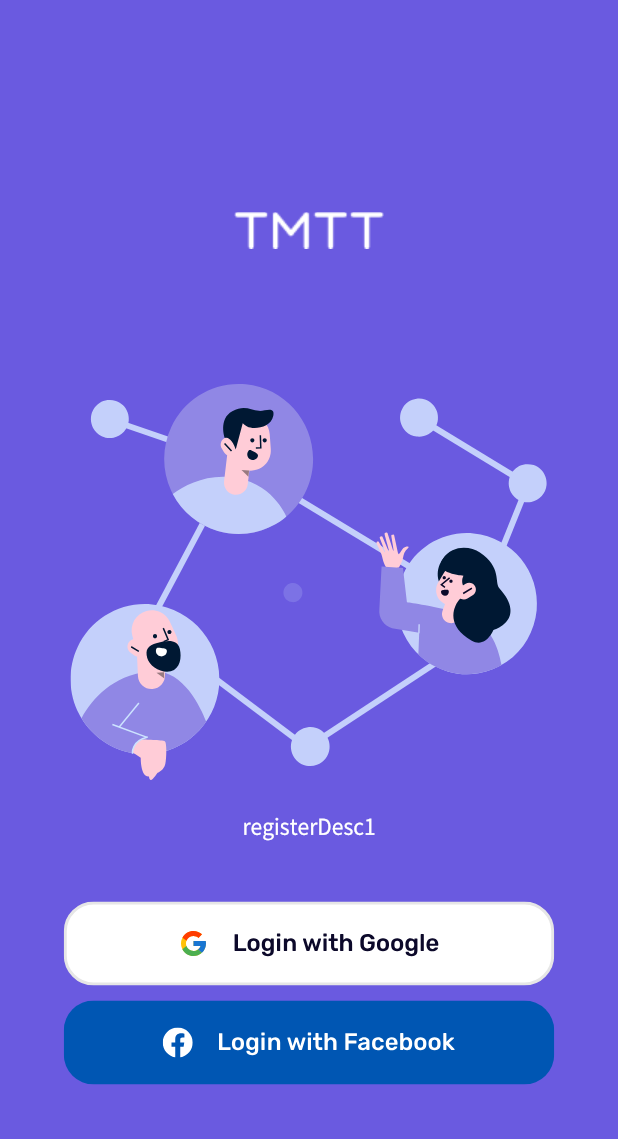
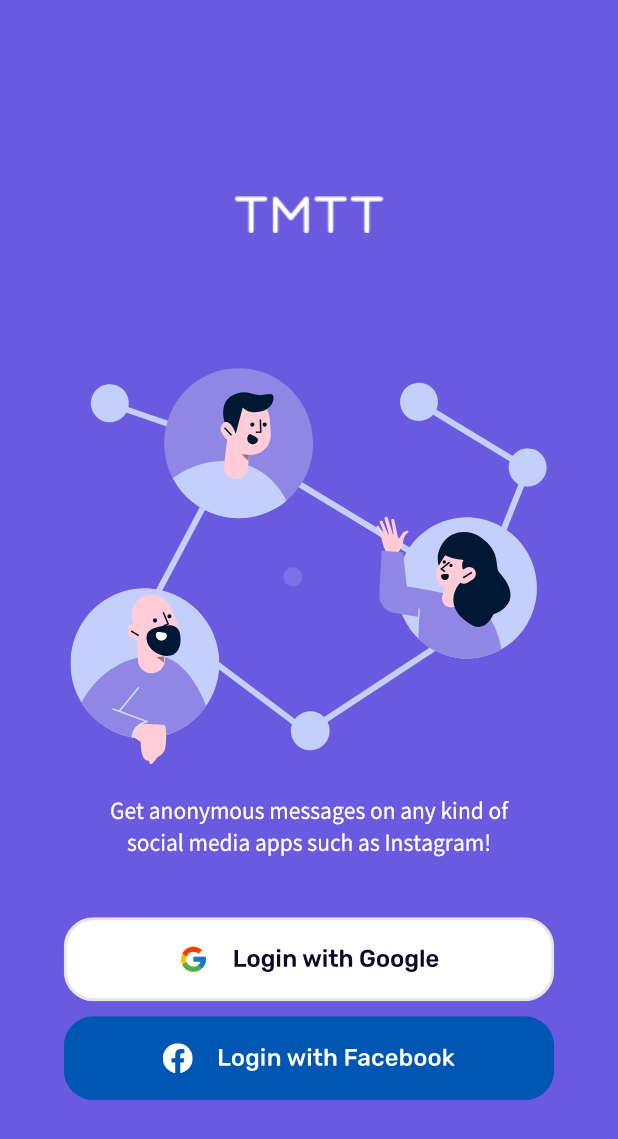
Before and after one commit to tangible-idea/TMTT, a Flutter app: the screen it shows after launch, on a phone screen of 412 x 824 dp. Shown: the top 1139 px of the screen. Run offline on Flutter 3.47's test engine with Material 2 defaults, Android fonts, the phone set to English and light mode, and no system bars; our stand-ins replace cloud_firestore, device_info_plus, dio, firebase_analytics, firebase_auth, firebase_core and 10 more; missing offline and left inert: android_intent_plus, carrier_info, dart:ffi, flutter_insta, purchases_flutter, webview_flutter_web; accounts and stored records are empty; generated files the repository leaves out were written again.

Commit message:
구글 로그인 플로우 재정비

```diff
--- a/lib/data/model/user.dart
+++ b/lib/data/model/user.dart
@@ -7,8 +7,8 @@ part 'user.g.dart';
 @JsonSerializable(fieldRename: FieldRename.snake)
 class User {
 
-  String instagramUserId = '';
-  String instagramProfileImage = '';
+  String slugId = '';
+  String profileImage = '';
   int signature = 0;
   String userId = '';
   String bio = '';
@@ -18,10 +18,13 @@ class User {
   String pushToken = '';
   String message = '';
   String documentId = '';
+  String googleUid = '';
+  String facebookUid = '';
+  String appleUid = '';
 
   User({
-    this.instagramUserId = '',
-    this.instagramProfileImage = '',
+    this.slugId = '',
+    this.profileImage = '',
     this.signature = 0,
     this.userId = '',
     this.bio = '',
@@ -31,6 +34,9 @@ class User {
     this.pushToken = '',
     this.message = '',
     this.documentId = '',
+    this.googleUid = '',
+    this.facebookUid = '',
+    this.appleUid = '',
   });
 
   factory User.fromJson(Map<String, dynamic> json) => _$UserFromJson(json);
--- a/lib/main.dart
+++ b/lib/main.dart
@@ -4,6 +4,7 @@ import 'package:flutter/services.dart';
 import 'package:get/get.dart';
 import 'package:tmtt/pages.dart';
 import 'package:firebase_core/firebase_core.dart';
+import 'package:tmtt/src/resources/languages/languages.dart';
 import 'package:tmtt/src/screens/index_screen.dart';
 import 'package:tmtt/src/util/my_logger.dart';
 import 'firebase_options.dart';
@@ -16,7 +17,6 @@ import 'package:tmtt/src/util/url_strategy_native.dart'
 import 'package:tmtt/src/util/register_webview.dart'
   if (dart.library.html) 'package:tmtt/src/util/register_web_webview.dart';
 
-import '';
 
 void main() async {
 
@@ -57,6 +57,7 @@ class MyTmttApp extends StatelessWidget {
       title: 'TMTT',
       theme: theme,
       locale: Get.deviceLocale, // 언어 설정
+      translations: Languages(), // 로컬라이징 적용
       unknownRoute: setUnknownPage(), // 404 에러 처리
       initialRoute: setInitialRoute(),
       getPages: kGetPages,
--- a/lib/src/constants/local_storage_key_store.dart
+++ b/lib/src/constants/local_storage_key_store.dart
@@ -3,7 +3,7 @@
 class KeyStore {
   static const String name = 'name'; // string
   static const String userDocId = 'userDocId'; // string
-  static const String userInstagramId = 'userInstagramId'; // string
+  static const String userSlugId = 'userSlugId'; // string
   static const String isSetPermission = 'isSetPermission'; // bool
   static const String isLogin = 'isLogin'; // bool
   static const String uuid = 'uuid'; // bool
--- a/lib/src/resources/languages/language_en.dart
+++ b/lib/src/resources/languages/language_en.dart
@@ -8,7 +8,7 @@ Map<String, String> translations_en = {
   Strings.cancel   : '닫기',
   Strings.next   : '다음',
 
-  Strings.registerDesc1: "Get anonymous messages on any kind of \r\nsocial media apps such as Instagram!",
+  Strings.registerDesc1: 'Get anonymous messages on any kind of \r\nsocial media apps such as Instagram!',
 
   Strings.permissionScreenDesc1: '원활한 앱 사용을 위해\n다음의 앱 권한을 허용해주세요',
   Strings.permissionScreenDesc2: '카메라',
--- a/lib/src/resources/languages/language_kr.dart
+++ b/lib/src/resources/languages/language_kr.dart
@@ -8,7 +8,7 @@ Map<String, String> translations_kr = {
   Strings.cancel   : '닫기',
   Strings.next   : '다음',
 
-  Strings.registerDesc1: "Get anonymous messages on any kind of \r\nsocial media apps such as Instagram!",
+  Strings.registerDesc1: 'Get anonymous messages on any kind of \r\nsocial media apps such as Instagram!',
 
   Strings.permissionScreenDesc1: '원활한 앱 사용을 위해\n다음의 앱 권한을 허용해주세요',
   Strings.permissionScreenDesc2: '카메라',
--- a/lib/src/resources/languages/strings.dart
+++ b/lib/src/resources/languages/strings.dart
@@ -8,7 +8,7 @@ class Strings {
   static String next = 'next';
 
   // register page
-  static String registerDesc1 = "registerDesc1";
+  static String registerDesc1 = 'registerDesc1';
 
   // desc == description
   static String permissionScreenDesc1 = 'permissionScreenDesc1';
--- a/lib/src/screens/home/home_controller.dart
+++ b/lib/src/screens/home/home_controller.dart
@@ -139,7 +139,7 @@ class HomeController extends BaseGetController {
 
   void signOut() {
     firebase_user.FirebaseAuth.instance.signOut();
-    MyNav.pushNamed(
+    MyNav.pushReplacementNamed(
       pageName: PageName.register,
     );
   }
--- a/lib/src/screens/register/register_screen.dart
+++ b/lib/src/screens/register/register_screen.dart
@@ -14,6 +14,7 @@ import 'package:tmtt/src/util/app_space.dart';
 import 'package:tmtt/src/util/my_logger.dart';
 import 'package:tmtt/src/util/my_snackbar.dart';
 import 'package:tmtt/src/widgets/bottom_button.dart';
+import 'package:tmtt/src/widgets/plain_text.dart';
 
 import '../../../generated/assets.dart';
 
@@ -47,9 +48,13 @@ class RegisterScreen extends GetView<RegisterController> {
             SvgPicture.asset(Assets.imagesExplainationSocial),
             AppSpaces.verticalSpace20,
 
-              Text(Strings.registerDesc1.tr,
-                style: MyTextStyle.body.copyWith(color: Colors.white),
-                textAlign: TextAlign.center),
+            PlainText(
+              text: Strings.registerDesc1.tr,
+              style: MyTextStyle.body.copyWith(
+                color: Colors.white,
+              ),
+              align: TextAlign.center
+            ),
             AppSpaces.verticalSpace40,
 
             // social login buttons
--- a/lib/src/screens/write_message/write_message_controller.dart
+++ b/lib/src/screens/write_message/write_message_controller.dart
@@ -34,7 +34,7 @@ class WriteMessageController extends BaseGetController {
 
     String userName = Get.parameters['uid'] ?? '';
     currentUserId = userName;
-    var user = await FireStore.searchUser(userName);
+    var user = await FireStore.searchUserSlug(userName);
     if (user == null) {
       userNameObs.value = 'not found user id';
       return;
--- a/pubspec.yaml
+++ b/pubspec.yaml
@@ -74,6 +74,8 @@ flutter:
     - assets/fonts/
     - assets/images/
     - assets/www/
+    - assets/www/
+    - .env
 
   fonts:
     - family: Notosans
```
Also changed, not shown: lib/firebase/fire_store.dart (+37 -9 lines), lib/src/screens/register/register_controller.dart (+40 -32 lines), 2 other files. Lines whose indentation alone changed are shown as unchanged.
